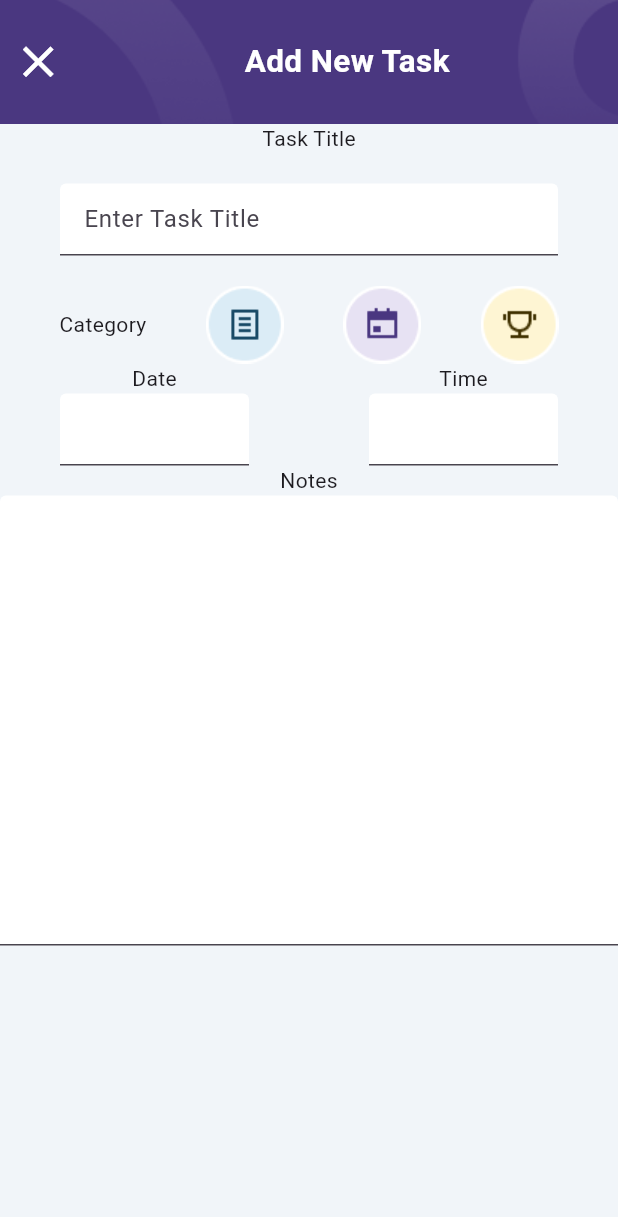
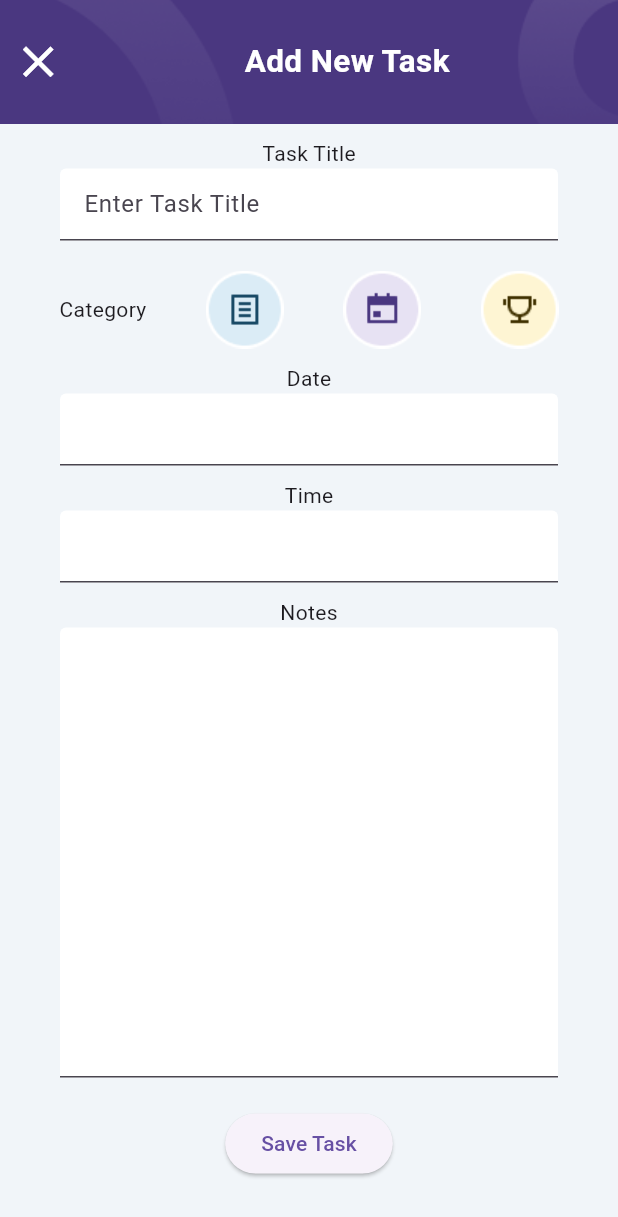
Before and after one commit to samiigll/flutter-todoapp, a Flutter app: the AddNewTaskScreen screen opened directly, on a phone screen of 412 x 824 dp. Shown: the top 1217 px of the screen. Run offline on Flutter 3.47's test engine with Material 3 defaults, Android fonts, the phone set to English and light mode, and no system bars; our stand-ins replace hexcolor.

Commit message:
feat: Implement new task screen design and functionality

```diff
--- a/todo_app/lib/screens/add_new_task.dart
+++ b/todo_app/lib/screens/add_new_task.dart
@@ -49,12 +49,12 @@ class AddNewTaskScreen extends StatelessWidget {
                   ],
                 ),
               ),
-              const Text("Task Title"),
               const Padding(
-                padding: EdgeInsets.symmetric(
-                  horizontal: 40,
-                  vertical: 20,
+                padding: EdgeInsets.only(top: 10),
+                child: Text("Task Title"),
               ),
+              const Padding(
+                padding: EdgeInsets.symmetric(horizontal: 40),
                 child: TextField(
                   decoration: InputDecoration(
                     filled: true,
@@ -63,7 +63,9 @@ class AddNewTaskScreen extends StatelessWidget {
                   ),
                 ),
               ),
-              Row(
+              Padding(
+                padding: const EdgeInsets.only(top: 20),
+                child: Row(
                   mainAxisAlignment: MainAxisAlignment.spaceEvenly,
                   children: [
                     const Text("Category"),
@@ -99,53 +101,61 @@ class AddNewTaskScreen extends StatelessWidget {
                         );
                       },
                       child: Image.asset("lib/assets/images/category_3.png"),
-                  )
-                ],
                     ),
-              const Row(
-                children: [
-                  Expanded(
-                    child: Column(
-                      children: [
-                        Text("Date"),
-                        Padding(
-                            padding: EdgeInsets.symmetric(
-                              horizontal: 40,
-                            ),
-                            child: TextField(
-                              decoration: InputDecoration(
-                                  filled: true, fillColor: Colors.white),
-                            ))
                   ],
                 ),
               ),
-                  Expanded(
-                    child: Column(
-                      children: [
-                        Text("Time"),
-                        Padding(
-                            padding: EdgeInsets.symmetric(
-                              horizontal: 40,
+              const Padding(
+                padding: EdgeInsets.only(top: 10),
+                child: Text("Date"),
               ),
+              const Padding(
+                padding: EdgeInsets.symmetric(horizontal: 40),
                 child: TextField(
                   decoration: InputDecoration(
-                                  filled: true, fillColor: Colors.white),
-                            ))
-                      ],
+                    filled: true,
+                    fillColor: Colors.white,
                   ),
                 ),
-                ],
               ),
-              const Text("Notes"),
-              SizedBox(
+              const Padding(
+                padding: EdgeInsets.only(top: 10),
+                child: Text("Time"),
+              ),
+              const Padding(
+                padding: EdgeInsets.symmetric(horizontal: 40),
+                child: TextField(
+                  decoration: InputDecoration(
+                    filled: true,
+                    fillColor: Colors.white,
+                  ),
+                ),
+              ),
+              const Padding(
+                padding: EdgeInsets.only(top: 10),
+                child: Text("Notes"),
+              ),
+              const Padding(
+                padding: EdgeInsets.symmetric(horizontal: 40),
+                child: SizedBox(
                   height: 300,
                   child: TextField(
                     expands: true,
                     maxLines: null,
-                  decoration:
-                      InputDecoration(filled: true, fillColor: Colors.white),
+                    decoration: InputDecoration(
+                      filled: true,
+                      fillColor: Colors.white,
                     ),
-              )
+                  ),
+                ),
+              ),
+              Padding(
+                padding: const EdgeInsets.symmetric(vertical: 20),
+                child: ElevatedButton(
+                  onPressed: () {},
+                  child: const Text("Save Task"),
+                ),
+              ),
             ],
           ),
         ),
```
Lines whose indentation alone changed are shown as unchanged.
